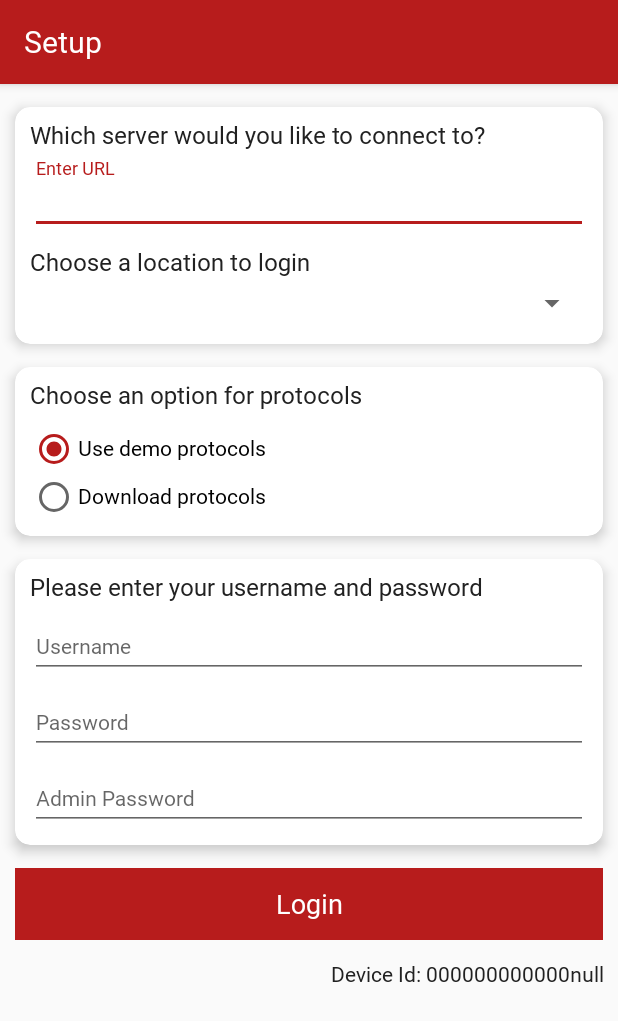
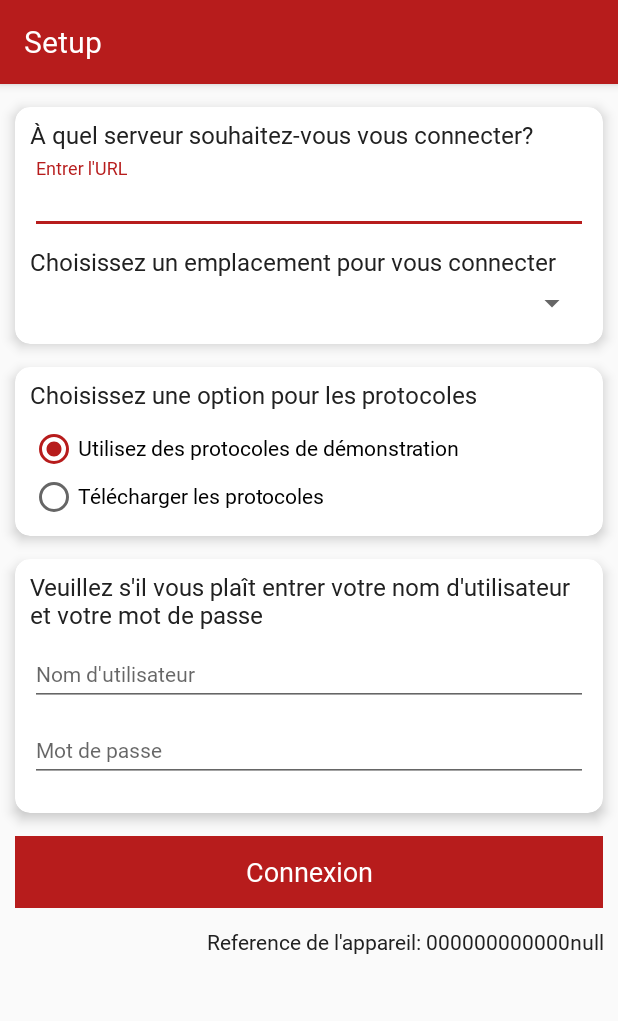
Before and after one commit to rajeshsoni98/TeleMedicine, an Android app: the SetupActivity screen opened directly, with no data from a screen before it, on a phone screen of 412 x 824 dp. Shown: the top 1021 px of the screen. Run offline under Robolectric (Android 15) with nearby library versions, the phone set to English and light mode, and no system bars; our stand-ins replace RxJava; libraries missing offline, so code that uses them is left out: com.parse; network calls fail; pictures from the network do not load; Roboto replaces fonts that are not available here.

Commit message:
French support added for Setup screen.

```diff
--- a/app/src/main/res/layout-small/welcome_slide2.xml
+++ b/app/src/main/res/layout-small/welcome_slide2.xml
@@ -25,7 +25,7 @@
         android:id="@+id/hello_text"
         android:layout_width="wrap_content"
         android:layout_height="wrap_content"
-        android:text="@string/hello_n_n_i_m_ayu_a_digital_health_assistant_let_s_get_started"
+        android:text="AFIA est une application de télémédecine qui met en relation les agents de santé des zones rurales et éloignées avec des médecins éloignés afin qu\'ils puissent fournir des services de santé de haute qualité à leurs patients."
         android:layout_below="@id/ayu_logo"
         android:layout_centerHorizontal="true"
         android:layout_marginTop="28dp"
@@ -42,7 +42,7 @@
             android:layout_gravity="bottom|center_horizontal"
             android:elevation="5dp"
             android:fontFamily="@font/lato_bold"
-            android:text="@string/demo_version"
+            android:text="Version de démonstration"
             android:layout_below="@id/hello_text"
             android:layout_marginTop="40dp"
             android:layout_marginStart="70dp"
@@ -58,7 +58,7 @@
             android:elevation="5dp"
             android:layout_marginTop="16dp"
             android:fontFamily="@font/lato_bold"
-            android:text="@string/custom_setup"
+            android:text="Configuration personnalisée"
             android:textColor="#000000"
             android:layout_marginStart="70dp"
             android:layout_marginEnd="70dp"
--- a/app/src/main/res/layout/activity_setup.xml
+++ b/app/src/main/res/layout/activity_setup.xml
@@ -62,7 +62,7 @@
                                 android:layout_height="wrap_content"
                                 android:ems="10"
                                 android:includeFontPadding="false"
-                                android:text="@string/which_server_would_you_like_to_connect_to"
+                                android:text="À quel serveur souhaitez-vous vous connecter?"
                                 android:textSize="16sp"
                                 android:fontFamily="@font/lato_bold"/>
 
@@ -76,7 +76,7 @@
                                     android:id="@+id/editText_URL"
                                     android:layout_width="match_parent"
                                     android:layout_height="wrap_content"
-                                    android:hint="@string/enter_url"
+                                    android:hint="Entrer l\'URL"
                                     android:textSize="14sp"
                                     android:fontFamily="@font/lato_regular"
                                     android:inputType="textUri" />
@@ -92,7 +92,7 @@
                                 android:ems="10"
                                 android:includeFontPadding="false"
                                 android:textSize="16sp"
-                                android:text="@string/choose_a_location_to_login"
+                                android:text="Choisissez un emplacement pour vous connecter"
                                android:fontFamily="@font/lato_bold" />
 
                             <com.google.android.material.textfield.TextInputLayout
@@ -134,7 +134,7 @@
                                 android:textSize="16sp"
                                 android:includeFontPadding="false"
                                 android:fontFamily="@font/lato_bold"
-                                android:text="@string/choose_an_option_for_protocols"
+                                android:text="Choisissez une option pour les protocoles"
                                 android:textAppearance="@style/TextAppearance.AppCompat.Title" />
 
                             <Space
@@ -151,7 +151,7 @@
                                 android:fontFamily="@font/lato_regular"
                                 android:onClick="onRadioClick"
                                 android:textAppearance="@style/RobotoTextViewStyle"
-                                android:text="@string/setup_use_demo_mindmap" />
+                                android:text="Utilisez des protocoles de démonstration" />
 
 
 
@@ -164,7 +164,7 @@
                                 android:includeFontPadding="false"
                                 android:fontFamily="@font/lato_regular"
                                 android:textAppearance="@style/RobotoTextViewStyle"
-                                android:text="@string/setup_download_mindmap" />
+                                android:text="Télécharger les protocoles" />
 
                         </LinearLayout>
 
@@ -194,7 +194,7 @@
                         android:ems="10"
                         android:includeFontPadding="false"
                         android:textSize="16sp"
-                        android:text="@string/please_enter_your_username_and_password"
+                        android:text="Veuillez s\'il vous plaît entrer votre nom d\'utilisateur et votre mot de passe"
                         android:fontFamily="@font/lato_bold" />
 
                     <com.google.android.material.textfield.TextInputLayout
@@ -205,7 +205,7 @@
                             android:id="@+id/email"
                             android:layout_width="match_parent"
                             android:layout_height="wrap_content"
-                            android:hint="@string/prompt_email"
+                            android:hint="Nom d\'utilisateur"
                             android:imeOptions="actionNext"
                             android:inputType="textEmailAddress"
                             android:maxLines="1"
@@ -223,7 +223,7 @@
                             android:id="@+id/password"
                             android:layout_width="match_parent"
                             android:layout_height="wrap_content"
-                            android:hint="@string/prompt_password"
+                            android:hint="Mot de passe"
                             android:imeActionId="@+id/admin_password"
                             android:imeOptions="actionNext"
                             android:inputType="textPassword"
@@ -242,13 +242,14 @@
                             android:id="@id/admin_password"
                             android:layout_width="match_parent"
                             android:layout_height="wrap_content"
-                            android:hint="@string/prompt_admin_password"
+                            android:hint="Mot de passe d\'administrateur"
                             android:imeActionLabel="@string/action_sign_in_short"
                             android:imeOptions="actionUnspecified"
                             android:inputType="textPassword"
                             android:maxLines="1"
                             android:singleLine="true"
                             android:textSize="14sp"
+                            android:visibility="gone"
                             android:fontFamily="@font/lato_regular"/>
 
                     </com.google.android.material.textfield.TextInputLayout>
@@ -270,7 +271,7 @@
                         android:layout_marginTop="15dp"
                         android:layout_marginStart="10dp"
                         android:layout_marginEnd="10dp"
-                        android:text="@string/action_sign_in"
+                        android:text="Connexion"
                         android:fontFamily="@font/lato_bold"
                         android:background="@color/colorPrimary"
                         android:textColor="@color/white"
@@ -293,7 +294,7 @@
                         android:gravity="end"
                         android:fontFamily="@font/lato_regular"
                         android:ems="10"
-                        android:text="@string/android_id"
+                        tools:text="@string/android_id"
                         android:textAppearance="@style/TextAppearance.AppCompat.Small" />
 
                 </LinearLayout>
--- a/app/src/main/res/layout/welcome_slide1.xml
+++ b/app/src/main/res/layout/welcome_slide1.xml
@@ -28,7 +28,7 @@
             android:layout_marginRight="35dp"
             android:id="@+id/tv_intro_one"
             app:fontFamily="@fonts/Lato-Regular"
-            tools:text="AFIA is a telemedicine application that connects health workers in rural and remote areas connect with remote doctors so they can provide high quality health services for their patients."
+            tools:text="AFIA est une application de télémédecine qui met en relation les agents de santé des zones rurales et éloignées avec des médecins éloignés afin qu\'ils puissent fournir des services de santé de haute qualité à leurs patients."
             android:textColor="@color/font_black_welcome"
             android:textSize="17sp"
             android:lineSpacingExtra="2sp"
--- a/app/src/main/res/layout/welcome_slide2.xml
+++ b/app/src/main/res/layout/welcome_slide2.xml
@@ -26,7 +26,7 @@
         android:id="@+id/tv_intro_two"
         android:layout_width="wrap_content"
         android:layout_height="wrap_content"
-        android:text="@string/hello_n_n_i_m_ayu_a_digital_health_assistant_let_s_get_started_normal_Screen"
+        android:text="AFIA est une application de télémédecine qui met en relation les agents de santé des zones rurales et éloignées avec des médecins éloignés afin qu\'ils puissent fournir des services de santé de haute qualité à leurs patients."
         android:layout_below="@id/ayu_logo"
         android:layout_centerHorizontal="true"
         android:layout_marginTop="48dp"
@@ -44,7 +44,7 @@
             android:layout_gravity="bottom|center_horizontal"
             android:elevation="5dp"
             android:fontFamily="@font/lato_bold"
-            android:text="@string/demo_version"
+            android:text="Version de démonstration"
             android:layout_below="@id/tv_intro_two"
             android:layout_marginTop="70dp"
             android:layout_marginStart="70dp"
@@ -60,7 +60,7 @@
             android:elevation="5dp"
             android:layout_marginTop="16dp"
             android:fontFamily="@font/lato_bold"
-            android:text="@string/custom_setup"
+            android:text="Configuration personnalisée"
             android:textColor="#000000"
             android:layout_marginStart="70dp"
             android:layout_marginEnd="70dp"
```
Also changed, not shown: app/src/main/java/app/telemedicine/client/activities/IntroActivity/IntroActivity.java (+11 -15 lines), app/src/main/java/app/telemedicine/client/activities/setupActivity/SetupActivity.java (+40 -46 lines), 1 other file.
